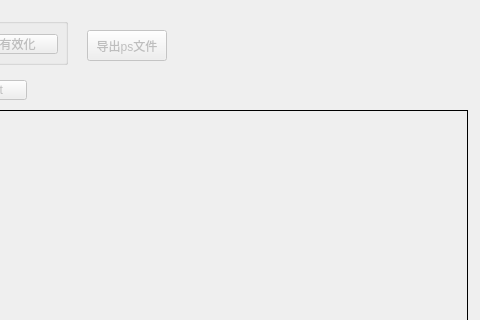
CovMat/GMT-mini-GUI, file mainwindow.ui: the form before one commit; both pictures show x 433 to 913 and y 0 to 320 of the 913 by 622 pixel window.
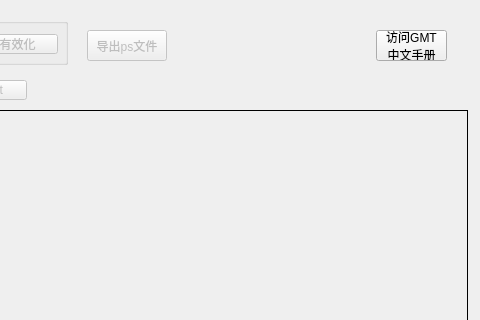
The form after the commit.

Diff of the .ui file:
```diff
--- a/mainwindow.ui
+++ b/mainwindow.ui
@@ -236,6 +236,20 @@
      <string>pstext</string>
     </property>
    </widget>
+   <widget class="QPushButton" name="pushButton">
+    <property name="geometry">
+     <rect>
+      <x>809</x>
+      <y>30</y>
+      <width>71</width>
+      <height>31</height>
+     </rect>
+    </property>
+    <property name="text">
+     <string>访问GMT
+中文手册</string>
+    </property>
+   </widget>
   </widget>
  </widget>
  <resources/>
```
